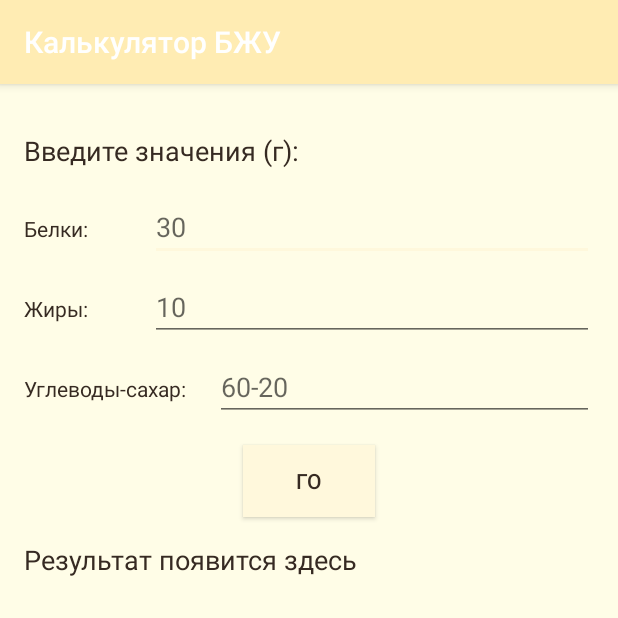
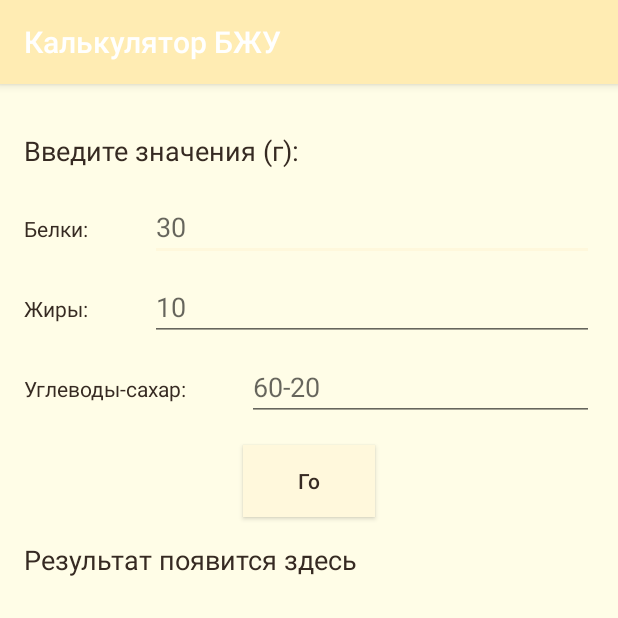
Before and after one commit to Vasyukova-Nat/Percentage_of_proteins_fats_carbohydrates, an Android app built with Jetpack Compose: the screen it shows after launch (MainActivity), on a phone screen of 412 x 824 dp, the top half of it. Run offline under Robolectric (Android 15) with nearby library versions, the phone set to English and light mode, and no system bars.

Commit message:
Fixed styles

```diff
--- a/app/src/main/res/layout/activity_main.xml
+++ b/app/src/main/res/layout/activity_main.xml
@@ -85,14 +85,15 @@
                 android:layout_width="wrap_content"
                 android:layout_height="wrap_content"
                 android:text="Углеводы-сахар:"
-                android:layout_weight="1"/>
+                android:layout_weight="1"
+                android:singleLine="true"/>
 
             <EditText
                 android:id="@+id/carbsExpressionInput"
                 android:layout_width="wrap_content"
                 android:layout_height="wrap_content"
                 android:inputType="number|text"
-                android:ems="10"
+                android:ems="7"
                 android:layout_weight="2"
                 android:hint="60-20"/>
         </LinearLayout>
@@ -103,6 +104,7 @@
             android:layout_height="wrap_content"
             android:background="@color/yellow_button"
             android:text="Го"
+            android:textAllCaps="false"
             android:layout_gravity="center"/>
 
         <TextView
```
